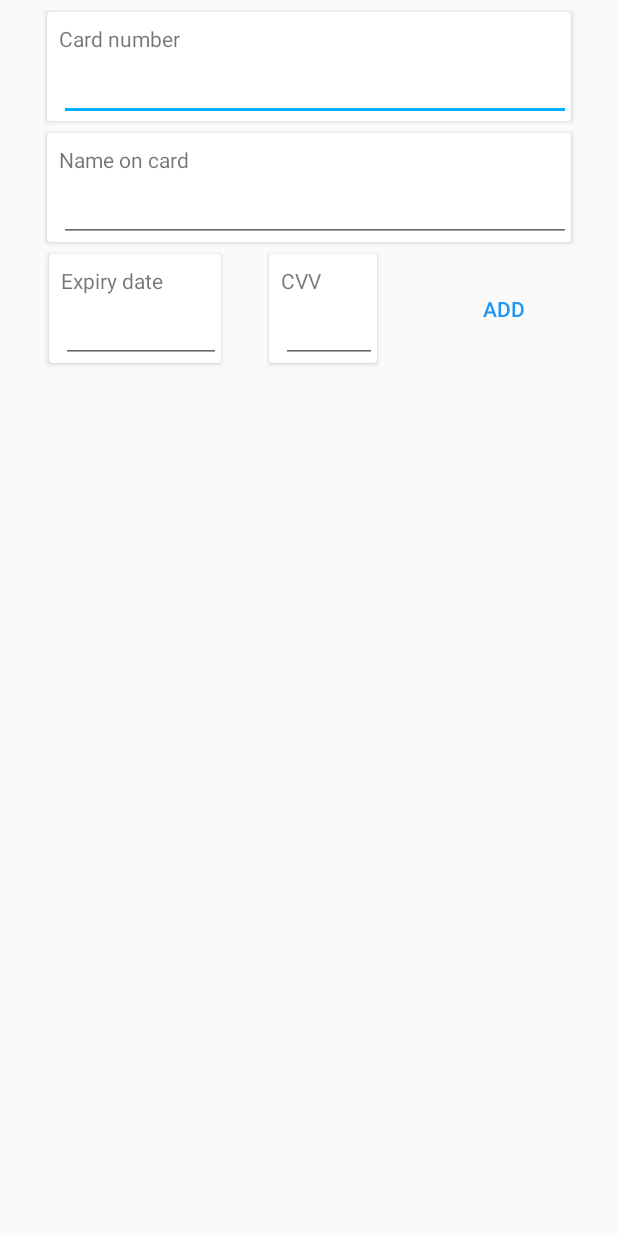
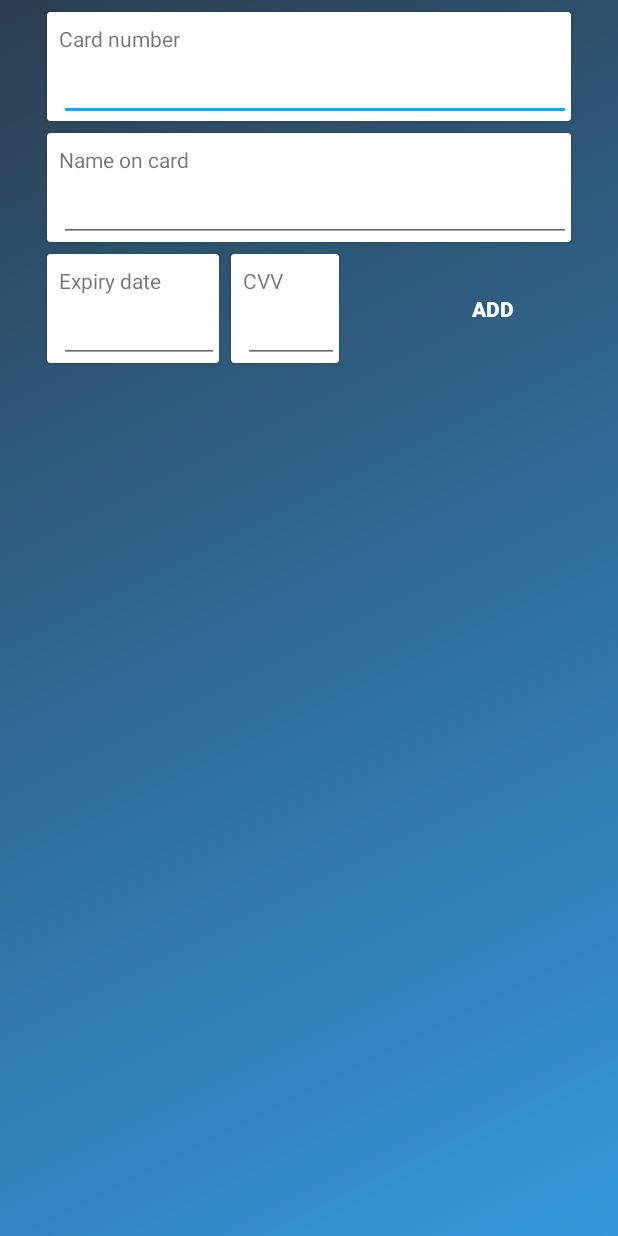
Before and after one commit to rsd96/Zap, an Android app: the layout add_credit_card.xml on its own in the app's theme, with its tools: preview values and no code run, on a phone screen of 412 x 824 dp. Run offline under Robolectric (Android 15) with nearby library versions, the phone set to English and light mode, and no system bars; plain views replace CreditCardView.

Commit message:
can add credit card

```diff
--- a/app/build.gradle
+++ b/app/build.gradle
@@ -51,6 +51,7 @@ dependencies {
     implementation 'com.shobhitpuri.custombuttons:google-signin:1.0.0'
     compile 'com.github.sharish:CreditCardView:v1.0.4'
     compile 'me.relex:circleindicator:1.2.2@aar'
+    compile 'com.appyvet:materialrangebar:1.4.1'
 }
 
 
--- a/app/src/main/java/com/zaplab/zap/CreditCard.kt
+++ b/app/src/main/java/com/zaplab/zap/CreditCard.kt
@@ -3,5 +3,6 @@ package com.zaplab.zap
 /**
  * Created by Ramshad on 4/13/18.
  */
-data class CreditCard (var cardHolder: String, var number: String, var name: String, var exp: String, var cvv: String){
+data class CreditCard (var cardHolder: String = "", var number: String = "", var name: String = "", var exp: String = "",
+                       var cvv: String = ""){
 }
--- a/app/src/main/java/com/zaplab/zap/CreditCardListAdapter.kt
+++ b/app/src/main/java/com/zaplab/zap/CreditCardListAdapter.kt
@@ -2,7 +2,6 @@ package com.zaplab.zap
 
 import android.content.Context
 import android.support.v4.view.PagerAdapter
-import android.support.v7.widget.CardView
 import android.view.View
 import android.view.ViewGroup
 import com.cooltechworks.creditcarddesign.CreditCardView
@@ -33,6 +32,6 @@ class CreditCardListAdapter(_context: Context, _listOfCards: MutableList<CreditC
     }
 
     override fun destroyItem(container: ViewGroup, position: Int, `object`: Any) {
-        container.removeView(`object` as CardView)
+        container.removeView(`object` as CreditCardView)
     }
 }
--- a/app/src/main/java/com/zaplab/zap/CreditCardsFragment.kt
+++ b/app/src/main/java/com/zaplab/zap/CreditCardsFragment.kt
@@ -40,11 +40,14 @@ class CreditCardsFragment: Fragment() {
 
             override fun onDataChange(snap: DataSnapshot?) {
                 if (snap != null) {
+                    listOfCards.clear()
                     for (x in snap.children) {
                         var creditCard = x.getValue(CreditCard::class.java)
                         creditCard?.let { listOfCards.add(it) }
                         var adapter = CreditCardListAdapter(activity?.applicationContext!!, listOfCards)
                         viewPagerCreditCard.adapter = adapter
+                        viewPagerCreditCard.clipToPadding = false
+                        viewPagerCreditCard.setPadding(100, 0, 100, 0)
                         creditCardPagerIndicator.setViewPager(viewPagerCreditCard)
                     }
                 }
--- a/app/src/main/res/layout/activity_add_car1.xml
+++ b/app/src/main/res/layout/activity_add_car1.xml
@@ -236,7 +236,7 @@
 
         <include
             android:id="@+id/avail"
-            layout="@layout/available_dates"
+            layout="@layout/fragment_add_car_avail"
             android:layout_marginEnd="8dp"
             android:layout_marginStart="8dp"
             app:layout_constraintBottom_toTopOf="@id/loadingBtnInfo"
--- a/app/src/main/res/layout/add_credit_card.xml
+++ b/app/src/main/res/layout/add_credit_card.xml
@@ -3,7 +3,8 @@
     xmlns:app="http://schemas.android.com/apk/res-auto"
     xmlns:tools="http://schemas.android.com/tools"
     android:layout_width="match_parent"
-    android:layout_height="match_parent">
+    android:layout_height="match_parent"
+    android:background="@drawable/blue_gradient">
 
     <com.cooltechworks.creditcarddesign.CreditCardView
         android:id="@+id/creditCardAdd"
@@ -90,13 +91,12 @@
         android:id="@+id/dateCard"
         android:layout_width="wrap_content"
         android:layout_height="wrap_content"
-        android:layout_marginStart="8dp"
+        android:layout_marginBottom="16dp"
         android:layout_marginTop="8dp"
-        app:layout_constraintEnd_toStartOf="@+id/cvvCard"
-        app:layout_constraintHorizontal_bias="0.5"
-        app:layout_constraintHorizontal_chainStyle="spread"
-        app:layout_constraintStart_toStartOf="parent"
-        app:layout_constraintTop_toBottomOf="@+id/nameCard">
+        app:layout_constraintBottom_toBottomOf="parent"
+        app:layout_constraintStart_toStartOf="@+id/nameCard"
+        app:layout_constraintTop_toBottomOf="@+id/nameCard"
+        app:layout_constraintVertical_bias="0.0">
 
         <LinearLayout
             android:layout_width="wrap_content"
@@ -127,14 +127,14 @@
         android:id="@+id/cvvCard"
         android:layout_width="wrap_content"
         android:layout_height="wrap_content"
-        android:layout_marginEnd="8dp"
+        android:layout_marginBottom="16dp"
         android:layout_marginStart="8dp"
         android:layout_marginTop="8dp"
-        app:layout_constraintEnd_toEndOf="parent"
-        app:layout_constraintEnd_toStartOf="@+id/btnAddCard"
-        app:layout_constraintHorizontal_bias="0.5"
+        app:layout_constraintBottom_toBottomOf="parent"
         app:layout_constraintStart_toEndOf="@+id/dateCard"
-        app:layout_constraintTop_toBottomOf="@+id/nameCard">
+        app:layout_constraintTop_toBottomOf="@+id/nameCard"
+        app:layout_constraintVertical_bias="0.0"
+        android:layout_marginLeft="8dp">
 
         <LinearLayout
             android:layout_width="wrap_content"
@@ -155,8 +155,8 @@
                 android:layout_marginLeft="8dp"
                 android:layout_marginStart="8dp"
                 android:ems="3"
-                android:maxEms="3"
-                android:inputType="text" />
+                android:inputType="number"
+                android:maxEms="3" />
         </LinearLayout>
 
     </android.support.v7.widget.CardView>
@@ -167,16 +167,15 @@
         android:layout_height="wrap_content"
         android:layout_marginBottom="8dp"
         android:layout_marginEnd="8dp"
-        android:layout_marginStart="8dp"
         android:layout_marginTop="8dp"
+        android:background="@android:color/transparent"
         android:text="Add"
-        android:textColor="@color/colorPrimary"
-        android:background="@android:color/transparent"
+        android:textColor="@color/white"
+        android:textStyle="bold"
         app:layout_constraintBottom_toBottomOf="@+id/cvvCard"
-        app:layout_constraintEnd_toEndOf="parent"
-        app:layout_constraintHorizontal_bias="0.5"
-        app:layout_constraintStart_toEndOf="@+id/cvvCard"
-        app:layout_constraintTop_toTopOf="@+id/cvvCard" />
+        app:layout_constraintEnd_toEndOf="@+id/nameCard"
+        app:layout_constraintTop_toTopOf="@+id/cvvCard"
+        android:layout_marginRight="8dp" />
 
 
 </android.support.constraint.ConstraintLayout>
```
Also changed, not shown: app/src/main/AndroidManifest.xml (+6 -3 lines), app/src/main/java/com/zaplab/zap/AddCarAvailFragment.kt (+7 -1 lines), app/src/main/java/com/zaplab/zap/CarAddAvailAdapter.kt (added, +95 -0 lines), app/src/main/res/layout/avail_range_selector.xml (added, +94 -0 lines), app/src/main/res/layout/available_dates.xml (deleted, +0 -260 lines), app/src/main/res/layout/fragment_add_car_avail.xml (+12 -1 lines), app/src/main/res/layout/fragment_credit_card.xml (+14 -4 lines).
